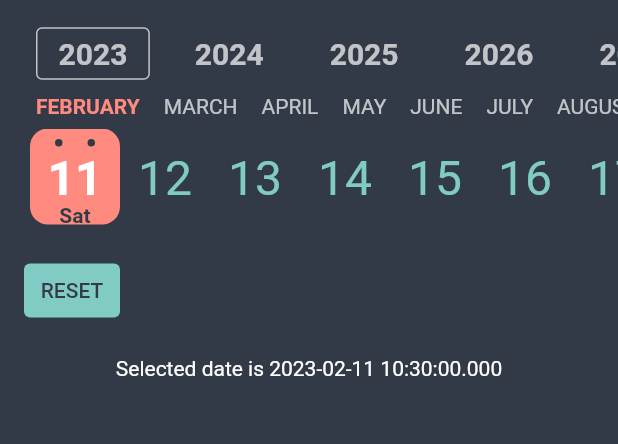
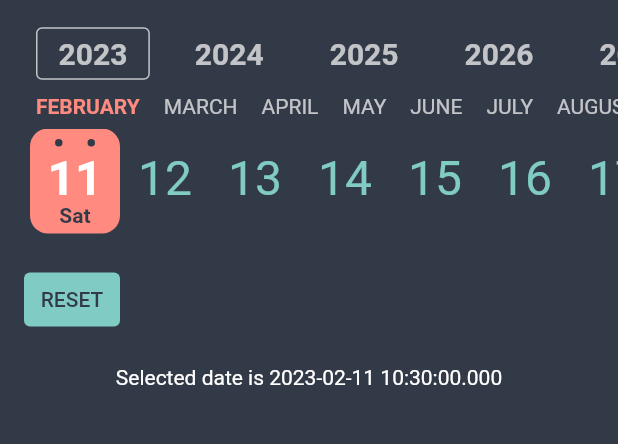
Before and after one commit to muhammadtalhasultan/calendar_timeline, a Flutter app: the screen it shows after launch, on a phone screen of 412 x 824 dp, the part 59-503 px from its top. Run offline on Flutter 3.47's test engine with Material 2 defaults, Android fonts, the phone set to English and light mode, and no system bars; drawn by our look-alikes of scrollable_positioned_list.

Commit message:
Fix overflow error in day widget

```diff
--- a/lib/src/calendar_timeline.dart
+++ b/lib/src/calendar_timeline.dart
@@ -430,7 +430,7 @@ class _CalendarTimelineState extends State<CalendarTimeline> {
   Widget _buildDayList() {
     return SizedBox(
       key: const Key('ScrollableDayList'),
-      height: 64,
+      height: 70,
       child: ScrollablePositionedList.builder(
         itemScrollController: _controllerDay,
         initialScrollIndex: _daySelectedIndex ?? 0,
--- a/pubspec.yaml
+++ b/pubspec.yaml
@@ -1,7 +1,7 @@
 name: calendar_timeline
 description: A horizontal date picker that takes up little screen space, so we
   can always have it visible, and that facilitates use with one hand.
-version: 1.1.0
+version: 1.1.1
 homepage: https://github.com/ikicodedev/calendar_timeline
 
 environment:
```
Also changed, not shown: example/pubspec.lock, 3 other files.
